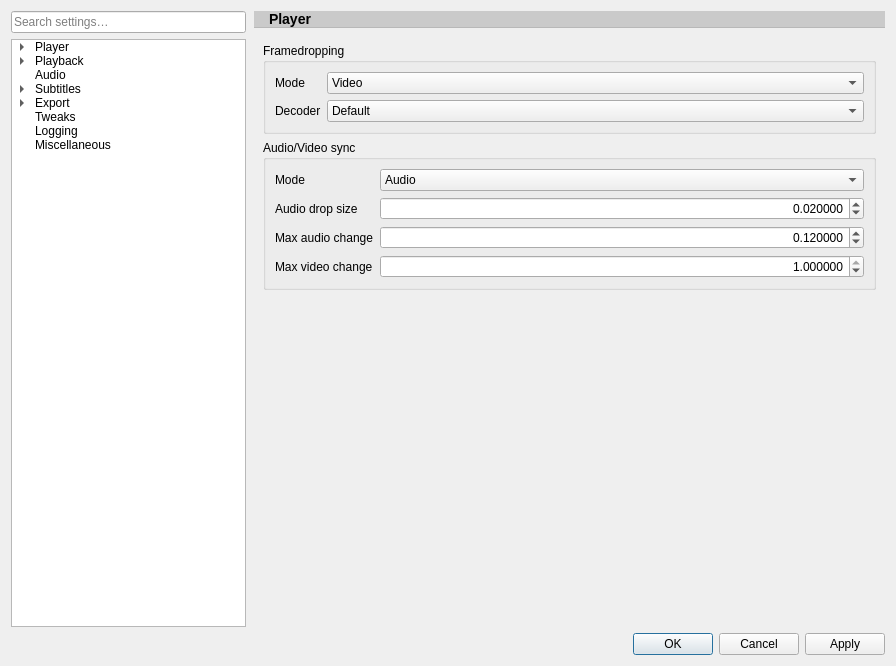
Before: the Qt Designer form src/settingswindow.ui in mpc-qt/mpc-qt, drawn with Qt 5.
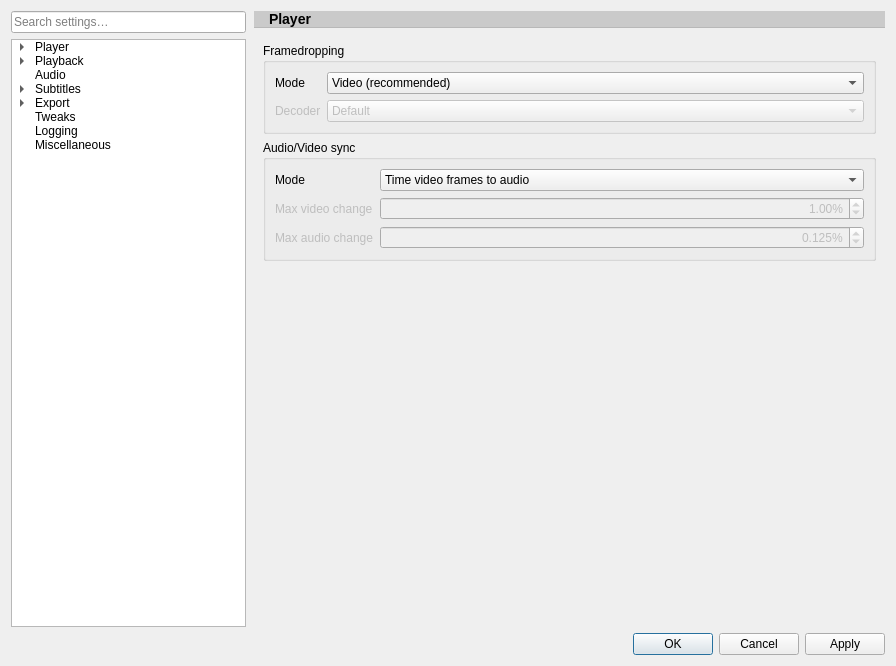
After: the same form once the commit is applied. The open tabs and pages were chosen to show the change. Custom widgets are drawn as their Qt base class.

Commit message: settingswindow: Fix and improve "Sync" page

Diff of the .ui file:
```diff
--- a/src/settingswindow.ui
+++ b/src/settingswindow.ui
@@ -5228,7 +5228,7 @@
                 </item>
                 <item>
                  <property name="text">
-                  <string>Video</string>
+                  <string>Video (recommended)</string>
                  </property>
                 </item>
                 <item>
@@ -5245,6 +5245,9 @@
               </item>
               <item row="1" column="0">
                <widget class="QLabel" name="framedroppingDecoderModeLabel">
+                <property name="enabled">
+                 <bool>false</bool>
+                </property>
                 <property name="text">
                  <string>Decoder</string>
                 </property>
@@ -5252,6 +5255,9 @@
               </item>
               <item row="1" column="1">
                <widget class="QComboBox" name="framedroppingDecoderMode">
+                <property name="enabled">
+                 <bool>false</bool>
+                </property>
                 <property name="currentIndex">
                  <number>1</number>
                 </property>
@@ -5299,18 +5305,11 @@
               <property name="fieldGrowthPolicy">
                <enum>QFormLayout::FieldGrowthPolicy::AllNonFixedFieldsGrow</enum>
               </property>
-              <item row="0" column="0">
-               <widget class="QLabel" name="syncModeLabel">
-                <property name="text">
-                 <string>Mode</string>
-                </property>
-               </widget>
-              </item>
               <item row="0" column="1">
                <widget class="QComboBox" name="syncMode">
                 <item>
                  <property name="text">
-                  <string>Audio</string>
+                  <string>Time video frames to audio</string>
                  </property>
                 </item>
                 <item>
@@ -5323,6 +5322,11 @@
                   <string>Resample audio to match video (may drop frames)</string>
                  </property>
                 </item>
+                <item>
+                 <property name="text">
+                  <string>Resample audio to match video (audio may become desynchronized)</string>
+                 </property>
+                </item>
                 <item>
                  <property name="text">
                   <string>Drop or repeat video frames</string>
@@ -5335,69 +5339,77 @@
                 </item>
                </widget>
               </item>
-              <item row="1" column="0">
-               <widget class="QLabel" name="syncAudioDropSizeLabel">
+              <item row="0" column="0">
+               <widget class="QLabel" name="syncModeLabel">
                 <property name="text">
-                 <string>Audio drop size</string>
+                 <string>Mode</string>
                 </property>
                </widget>
               </item>
               <item row="2" column="0">
                <widget class="QLabel" name="syncMaxAudioChangeLabel">
+                <property name="enabled">
+                 <bool>false</bool>
+                </property>
                 <property name="text">
                  <string>Max audio change</string>
                 </property>
                </widget>
               </item>
-              <item row="3" column="0">
-               <widget class="QLabel" name="syncMaxVideoChangeLabel">
-                <property name="text">
-                 <string>Max video change</string>
-                </property>
-               </widget>
-              </item>
-              <item row="1" column="1">
-               <widget class="QDoubleSpinBox" name="syncAudioDropSize">
-                <property name="alignment">
-                 <set>Qt::AlignmentFlag::AlignRight|Qt::AlignmentFlag::AlignTrailing|Qt::AlignmentFlag::AlignVCenter</set>
-                </property>
-                <property name="decimals">
-                 <number>6</number>
-                </property>
-                <property name="maximum">
-                 <double>1.000000000000000</double>
-                </property>
-                <property name="value">
-                 <double>0.020000000000000</double>
-                </property>
-               </widget>
-              </item>
               <item row="2" column="1">
                <widget class="QDoubleSpinBox" name="syncMaxAudioChange">
+                <property name="enabled">
+                 <bool>false</bool>
+                </property>
                 <property name="alignment">
                  <set>Qt::AlignmentFlag::AlignRight|Qt::AlignmentFlag::AlignTrailing|Qt::AlignmentFlag::AlignVCenter</set>
                 </property>
+                <property name="suffix">
+                 <string>%</string>
+                </property>
                 <property name="decimals">
-                 <number>6</number>
+                 <number>3</number>
                 </property>
                 <property name="maximum">
                  <double>1.000000000000000</double>
                 </property>
+                <property name="singleStep">
+                 <double>0.005000000000000</double>
+                </property>
                 <property name="value">
-                 <double>0.120000000000000</double>
+                 <double>0.125000000000000</double>
                 </property>
                </widget>
               </item>
-              <item row="3" column="1">
+              <item row="1" column="0">
+               <widget class="QLabel" name="syncMaxVideoChangeLabel">
+                <property name="enabled">
+                 <bool>false</bool>
+                </property>
+                <property name="text">
+                 <string>Max video change</string>
+                </property>
+               </widget>
+              </item>
+              <item row="1" column="1">
                <widget class="QDoubleSpinBox" name="syncMaxVideoChange">
+                <property name="enabled">
+                 <bool>false</bool>
+                </property>
                 <property name="alignment">
                  <set>Qt::AlignmentFlag::AlignRight|Qt::AlignmentFlag::AlignTrailing|Qt::AlignmentFlag::AlignVCenter</set>
                 </property>
+                <property name="suffix">
+                 <string>%</string>
+                </property>
                 <property name="decimals">
-                 <number>6</number>
+                 <number>2</number>
                 </property>
                 <property name="maximum">
-                 <double>1.000000000000000</double>
+                 <double>100.000000000000000</double>
+                </property>
+                <property name="singleStep">
+                 <double>0.500000000000000</double>
                 </property>
                 <property name="value">
                  <double>1.000000000000000</double>
```
The commit also changes 28 other files.
